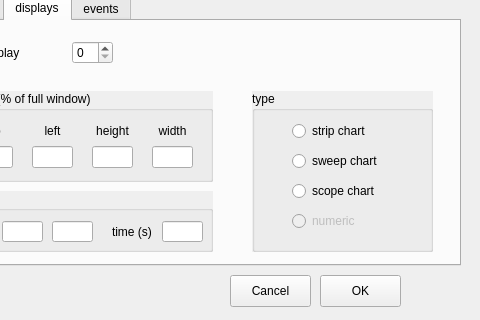
Before: the Qt Designer form c-sources/settings/settings_ui/settings_dialog.ui in JanMenssen/2023-physiomon, drawn with Qt 5; both pictures show x 90 to 570 and y 125 to 445 of the 570 by 445 pixel window.
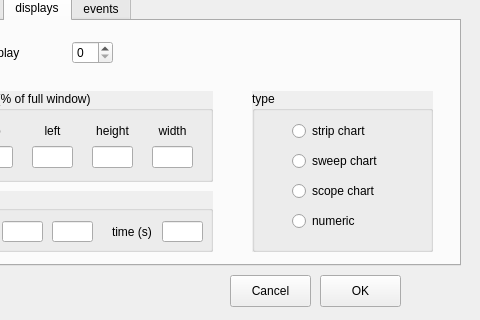
After: the same form once the commit is applied.

Patch:
```diff
--- a/c-sources/settings/settings_ui/settings_dialog.ui
+++ b/c-sources/settings/settings_ui/settings_dialog.ui
@@ -724,7 +724,7 @@
      </widget>
      <widget class="QRadioButton" name="displayNumeric_rb">
       <property name="enabled">
-       <bool>false</bool>
+       <bool>true</bool>
       </property>
       <property name="geometry">
        <rect>
```
